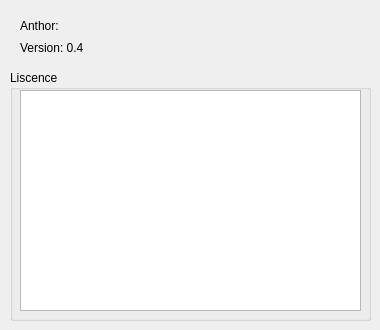
Old version of the form dialogaboutme.ui in the repository ChickenSeller/Primer-Maker.
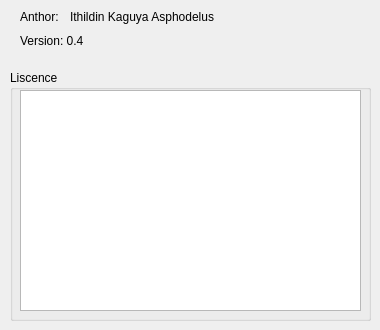
New version of the form.

The edit to the form file:
```diff
--- a/dialogaboutme.ui
+++ b/dialogaboutme.ui
@@ -45,9 +45,9 @@
    <property name="geometry">
     <rect>
      <x>20</x>
-     <y>20</y>
+     <y>1</y>
      <width>54</width>
-     <height>12</height>
+     <height>31</height>
     </rect>
    </property>
    <property name="text">
@@ -58,9 +58,9 @@
    <property name="geometry">
     <rect>
      <x>20</x>
-     <y>40</y>
+     <y>25</y>
      <width>341</width>
-     <height>16</height>
+     <height>31</height>
     </rect>
    </property>
    <property name="text">
@@ -71,13 +71,13 @@
    <property name="geometry">
     <rect>
      <x>70</x>
-     <y>20</y>
-     <width>54</width>
-     <height>12</height>
+     <y>1</y>
+     <width>241</width>
+     <height>31</height>
     </rect>
    </property>
    <property name="text">
-    <string/>
+    <string>Ithildin Kaguya Asphodelus</string>
    </property>
   </widget>
  </widget>
```
